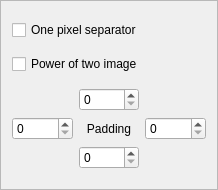
Above: layoutconfigframe.ui from andryblack/fontbuilder before the change. Below: the same form after it.
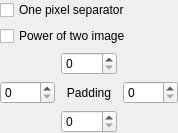
That is the form after the change.

```diff
--- a/layoutconfigframe.ui
+++ b/layoutconfigframe.ui
@@ -1,28 +1,34 @@
 <?xml version="1.0" encoding="UTF-8"?>
 <ui version="4.0">
  <class>LayoutConfigFrame</class>
- <widget class="QFrame" name="LayoutConfigFrame">
+ <widget class="QWidget" name="LayoutConfigFrame">
   <property name="geometry">
    <rect>
     <x>0</x>
     <y>0</y>
-    <width>218</width>
-    <height>190</height>
+    <width>178</width>
+    <height>129</height>
    </rect>
   </property>
+  <property name="sizePolicy">
+   <sizepolicy hsizetype="Minimum" vsizetype="Minimum">
+    <horstretch>0</horstretch>
+    <verstretch>0</verstretch>
+   </sizepolicy>
+  </property>
   <property name="windowTitle">
    <string>Frame</string>
   </property>
   <property name="locale">
    <locale language="English" country="UnitedStates"/>
   </property>
-  <property name="frameShape">
-   <enum>QFrame::StyledPanel</enum>
-  </property>
-  <property name="frameShadow">
-   <enum>QFrame::Raised</enum>
-  </property>
   <layout class="QVBoxLayout" name="verticalLayout">
+   <property name="sizeConstraint">
+    <enum>QLayout::SetMinimumSize</enum>
+   </property>
+   <property name="margin">
+    <number>0</number>
+   </property>
    <item>
     <widget class="QCheckBox" name="checkBoxOnePixelOffset">
      <property name="text">
```
